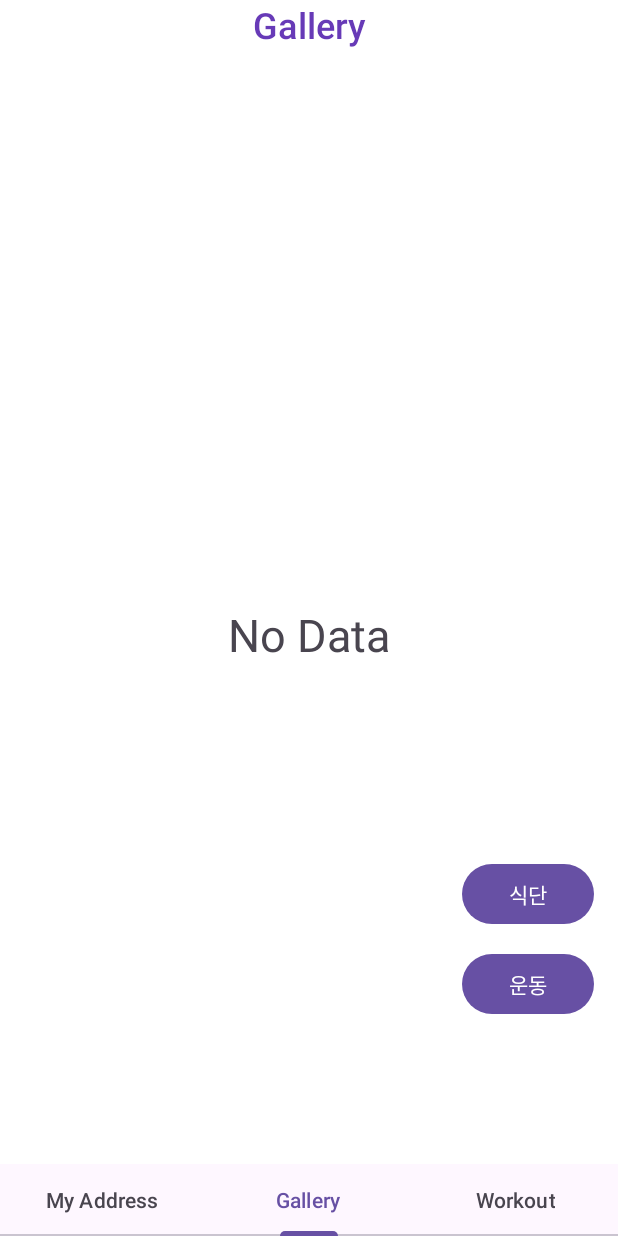
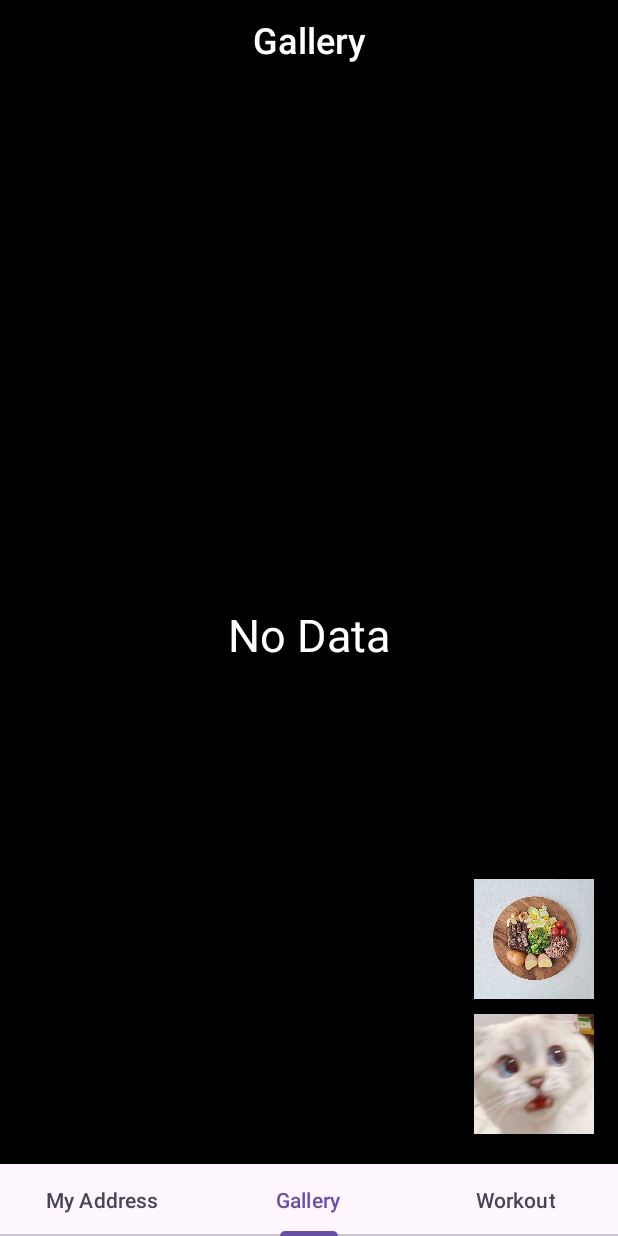
Before and after one commit to hyo-4/madcamp_week01, an Android app: the screen it shows after launch (MainActivity), item 2 of the bottom bar chosen, on a phone screen of 412 x 824 dp. Run offline under Robolectric (Android 15) with nearby library versions, the light colour scheme and no system bars; our stand-ins replace Room's generated code.

Commit message:
Gallery Filtering

```diff
--- /dev/null
+++ b/app/src/main/res/drawable/circular_button_background.xml
@@ -0,0 +1,4 @@
+<shape xmlns:android="http://schemas.android.com/apk/res/android"
+    android:shape="oval">
+    <solid android:color="@color/white" />
+</shape>
--- a/app/src/main/res/layout/fragment_newgallery.xml
+++ b/app/src/main/res/layout/fragment_newgallery.xml
@@ -4,8 +4,8 @@
     xmlns:tools="http://schemas.android.com/tools"
     android:layout_width="match_parent"
     android:layout_height="match_parent"
+    android:background="#000000"
     android:id="@+id/fragmentNewGallery"
-    android:background="#FFFFFF"
     tools:context=".Gallery">
 
     <androidx.constraintlayout.widget.ConstraintLayout
@@ -19,26 +19,28 @@
             android:id="@+id/textView2"
             android:layout_width="match_parent"
             android:layout_height="match_parent"
-            android:background="#FFFFFF"
+            android:layout_marginTop="10dp"
             android:fontFamily="sans-serif-medium"
             android:text="Gallery"
+            android:textColor="#FFFFFF"
             android:textAlignment="center"
-            android:textColor="#673AB7"
             android:textSize="24sp"
             tools:layout_editor_absoluteX="0dp"
-            tools:layout_editor_absoluteY="0dp" />
+            tools:layout_editor_absoluteY="16dp" />
 
         <TextView
             android:id="@+id/noGalleryData"
             android:layout_width="wrap_content"
             android:layout_height="wrap_content"
             android:layout_gravity="center"
+            android:textColor="#FFFFFF"
             android:text="No Data"
             android:textSize="30sp"
-            app:layout_constraintTop_toBottomOf="@id/textView2"
             app:layout_constraintBottom_toTopOf="@id/recyclerNewGalleryView"
+            app:layout_constraintEnd_toEndOf="parent"
             app:layout_constraintStart_toStartOf="parent"
-            app:layout_constraintEnd_toEndOf="parent" />
+            app:layout_constraintTop_toBottomOf="@id/textView2" />
+
 
         <androidx.recyclerview.widget.RecyclerView
             android:id="@+id/recyclerNewGalleryView"
@@ -47,37 +49,36 @@
             android:layout_marginTop="70dp" />
 
 
-        <TextView
-            android:id="@+id/newGalleryimageCount"
-            android:layout_width="wrap_content"
-            android:layout_height="wrap_content"
-            android:padding="8dp"
-            android:textColor="#392467"
-            tools:ignore="MissingConstraints"
-            tools:layout_editor_absoluteX="327dp"
-            tools:layout_editor_absoluteY="33dp" />
-
-        <Button
-            android:id="@+id/newGalleryFoodButton"
-            android:layout_width="wrap_content"
-            android:layout_height="wrap_content"
-            android:layout_marginEnd="16dp"
-            android:layout_marginBottom="156dp"
-            android:text="식단"
+        <ImageButton
+            android:id="@+id/btnFilterDiet"
+            android:layout_width="80dp"
+            android:layout_height="80dp"
+            android:background="@drawable/circular_button_background"
+            android:src="@drawable/img1"
+            android:text="Diet"
             app:layout_constraintBottom_toBottomOf="parent"
             app:layout_constraintEnd_toEndOf="parent"
-            tools:ignore="UnknownId" />
+            android:layout_marginEnd="16dp"
+            android:scaleType="centerCrop"
+            android:layout_marginBottom="20dp"
+            android:textColor="#000000"
+            android:elevation="4dp" />
 
-        <Button
-            android:id="@+id/newGalleryWorkoutButton"
-            android:layout_width="wrap_content"
-            android:layout_height="wrap_content"
+        <ImageButton
+            android:id="@+id/btnFilterExercise"
+            android:layout_width="80dp"
+            android:layout_height="80dp"
+            android:background="@drawable/circular_button_background"
+            android:text="Exercise"
+            android:src="@drawable/diet1"
+            app:layout_constraintBottom_toTopOf="@id/btnFilterDiet"
+            app:layout_constraintEnd_toEndOf="parent"
+            android:scaleType="centerCrop"
             android:layout_marginEnd="16dp"
-            android:layout_marginBottom="96dp"
-            android:text="운동"
-            app:layout_constraintBottom_toBottomOf="parent"
-            app:layout_constraintEnd_toEndOf="parent"
-            tools:ignore="UnknownId" />
+            android:layout_marginBottom="10dp"
+            android:textColor="#000000"
+            android:elevation="4dp" />
+
 
 
     </androidx.constraintlayout.widget.ConstraintLayout>
```
Also changed, not shown: app/src/main/java/com/example/madcamp_week01/NewGallery.kt (+46 -1 lines).
